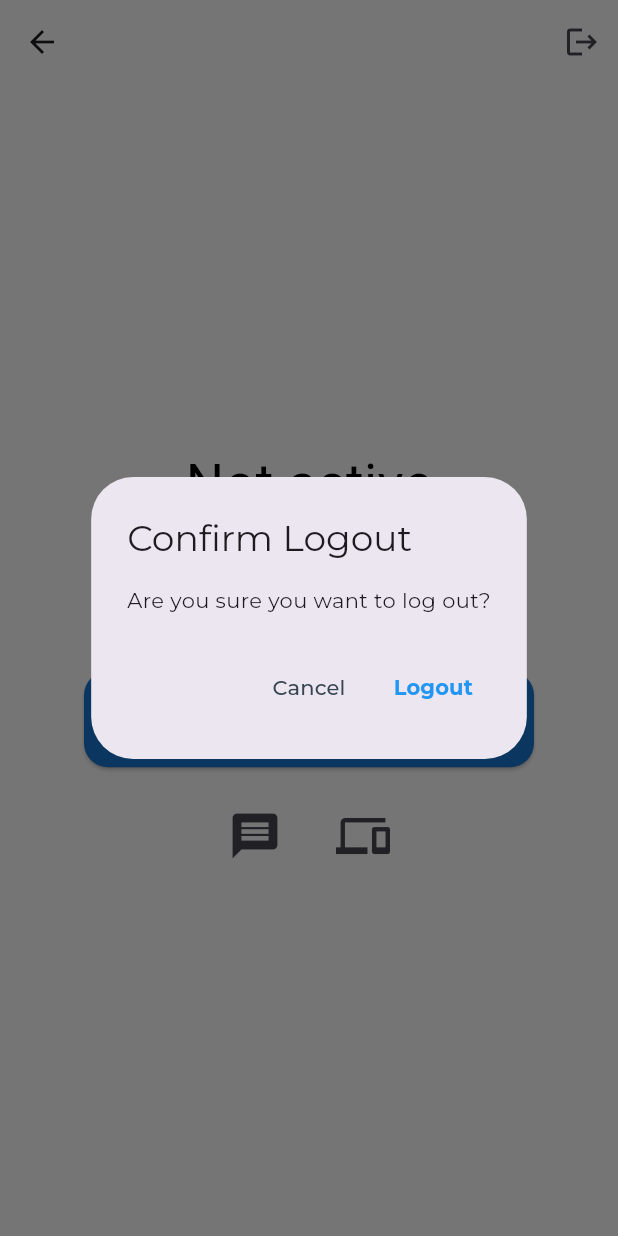
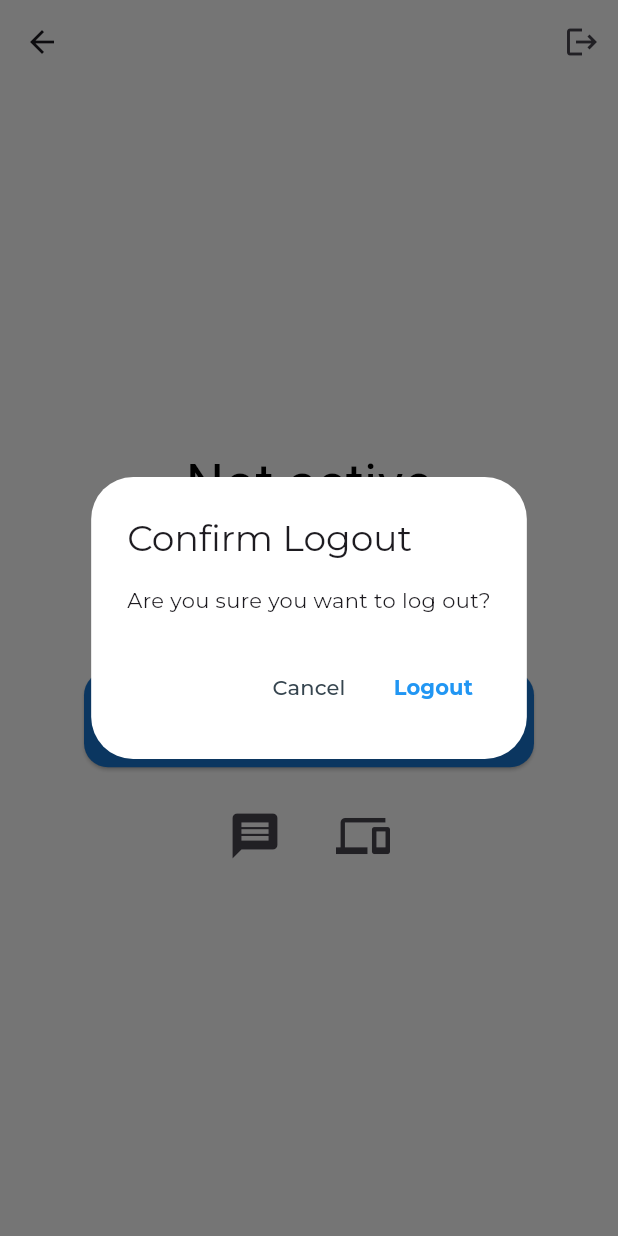
Before and after one commit to 1Muhammed-Shibili/zini-pay, a Flutter app: the HomePage screen opened directly, after a tap on "Start", after a tap on "Stop", after a tap on the "logout" icon, on a phone screen of 412 x 824 dp. Run offline on Flutter 3.47's test engine with Material 3 defaults, Android fonts, the light colour scheme and no system bars; our stand-ins replace connectivity_plus, flutter_local_notifications, flutter_svg, get, google_fonts, permission_handler and 1 more; missing offline and left inert: workmanager; accounts and stored records are empty; Roboto replaces fonts that are missing (Acme).

Commit message:
final commit

```diff
--- a/lib/controllers/logout_controller.dart
+++ b/lib/controllers/logout_controller.dart
@@ -7,6 +7,7 @@ import 'package:zini_pay/pages/login_page/login_page.dart';
 Future<void> logout() async {
   final shouldLogout = await Get.dialog<bool>(
     AlertDialog(
+      backgroundColor: Colors.white,
       title: Text(
         'Confirm Logout',
         style: GoogleFonts.montserrat(),
--- a/lib/controllers/notification_controller.dart
+++ b/lib/controllers/notification_controller.dart
@@ -1,47 +1,68 @@
 import 'package:flutter_local_notifications/flutter_local_notifications.dart';
+import 'package:permission_handler/permission_handler.dart';
 
 class NotificationService {
-  static final FlutterLocalNotificationsPlugin
-      _flutterLocalNotificationsPlugin = FlutterLocalNotificationsPlugin();
+  static final FlutterLocalNotificationsPlugin _notifications =
+      FlutterLocalNotificationsPlugin();
 
-  // Initialize notifications
-  static Future<void> initialize() async {
+  Future<void> initNotification() async {
     const AndroidInitializationSettings initializationSettingsAndroid =
         AndroidInitializationSettings('@mipmap/ic_launcher');
 
-    final InitializationSettings initializationSettings =
-        InitializationSettings(android: initializationSettingsAndroid);
+    const InitializationSettings initializationSettings =
+        InitializationSettings(
+      android: initializationSettingsAndroid,
+    );
 
-    await _flutterLocalNotificationsPlugin.initialize(initializationSettings);
+    await _notifications.initialize(initializationSettings);
+
+    if (await Permission.notification.isDenied) {
+      await Permission.notification.request();
+    }
   }
 
-  // Show persistent notification
-  static Future<void> showPersistentNotification() async {
+  Future<void> showNotification({
+    required String title,
+    required String body,
+  }) async {
     const AndroidNotificationDetails androidPlatformChannelSpecifics =
         AndroidNotificationDetails(
-      'persistent_channel_id', // Channel ID
-      'Persistent Notifications', // Channel name
-      channelDescription: 'This channel is used for persistent notifications',
+      'sync_channel_id',
+      'Background Sync',
       importance: Importance.max,
       priority: Priority.high,
-      ongoing: true, // This makes the notification persistent
-      visibility: NotificationVisibility.public,
+      showWhen: true,
+      ongoing: true,
+      autoCancel: false,
     );
 
     const NotificationDetails platformChannelSpecifics =
         NotificationDetails(android: androidPlatformChannelSpecifics);
 
-    await _flutterLocalNotificationsPlugin.show(
-      0, // Notification ID
-      'App Running', // Notification title
-      'Your app is running in the background', // Notification body
-      platformChannelSpecifics,
-    );
+    await _notifications.show(0, title, body, platformChannelSpecifics);
   }
 
-  // Remove persistent notification
-  static Future<void> removeNotification() async {
-    await _flutterLocalNotificationsPlugin
-        .cancel(0); // Cancel notification by ID
+  Future<void> stopNotification({
+    required String title,
+    required String body,
+  }) async {
+    const AndroidNotificationDetails androidPlatformChannelSpecifics =
+        AndroidNotificationDetails(
+      'sync_channel_id',
+      'Background Sync',
+      importance: Importance.max,
+      priority: Priority.high,
+      showWhen: true,
+      autoCancel: false,
+    );
+
+    const NotificationDetails platformChannelSpecifics =
+        NotificationDetails(android: androidPlatformChannelSpecifics);
+
+    await _notifications.show(0, title, body, platformChannelSpecifics);
+  }
+
+  Future<void> cancelNotification() async {
+    await _notifications.cancel(0);
   }
 }
--- a/lib/controllers/sms_controller.dart
+++ b/lib/controllers/sms_controller.dart
@@ -3,7 +3,7 @@ import 'package:http/http.dart' as http;
 import 'package:get/get.dart';
 import 'package:connectivity_plus/connectivity_plus.dart';
 import 'package:flutter_local_notifications/flutter_local_notifications.dart';
-import 'package:workmanager/workmanager.dart';
+import 'package:zini_pay/controllers/notification_controller.dart';
 
 class SmsSyncController extends GetxController {
   var isSyncing = false.obs;
@@ -23,44 +23,38 @@ class SmsSyncController extends GetxController {
 
   void _initializeNotifications() async {
     const AndroidInitializationSettings initializationSettingsAndroid =
-        AndroidInitializationSettings(
-            'app_icon'); // Ensure you have an icon named 'app_icon'
+        AndroidInitializationSettings('app_icon');
     const InitializationSettings initializationSettings =
         InitializationSettings(android: initializationSettingsAndroid);
 
     await flutterLocalNotificationsPlugin.initialize(initializationSettings);
   }
 
-  // Start syncing SMS messages
-  void startSyncing() {
+  void startSyncing() async {
     if (!isConnected.value) {
-      Get.snackbar('No Internet',
-          'Cannot start syncing without an internet connection.');
-      return; // Exit if not connected
+      NotificationService().showNotification(
+        title: 'Sync Error',
+        body: 'Cannot start syncing while offline.',
+      );
+      return;
     }
 
     isSyncing.value = true;
-    isSyncStarted.value = true; // Set to true when syncing starts
-    Get.snackbar('Syncing', 'Started syncing SMS messages in the background.');
-    _showNotification('SMS Sync', 'Syncing SMS messages in the background.');
 
-    // Schedule background sync using WorkManager
-    Workmanager().registerPeriodicTask(
-      'smsSyncTask', // Unique name for this task
-      'smsSyncTask', // Task name
-      frequency: const Duration(minutes: 15), // Sync every 15 minutes
+    NotificationService().showNotification(
+      title: 'Sync in Progress',
+      body: 'SMS syncing is ongoing.',
     );
   }
 
-  // Stop syncing SMS messages
   void stopSyncing() {
     isSyncing.value = false;
-    isSyncStarted.value = false;
-    Get.snackbar('Syncing', 'Stopped syncing SMS messages.');
 
-    // Cancel the persistent notification and background task
-    flutterLocalNotificationsPlugin.cancel(0);
-    Workmanager().cancelAll();
+    NotificationService().cancelNotification();
+    NotificationService().stopNotification(
+      title: 'Sync Stopped',
+      body: 'SMS syncing has been stopped.',
+    );
   }
 
   Future<void> syncSms(String message, String from, String timestamp) async {
@@ -100,7 +94,6 @@ class SmsSyncController extends GetxController {
     }
   }
 
-  // View all messages
   Future<void> fetchMessages() async {
     const url = 'https://demo.zinipay.com/sms';
 
@@ -123,7 +116,6 @@ class SmsSyncController extends GetxController {
     }
   }
 
-  // View all devices or login credentials
   Future<void> fetchDevices() async {
     const url = 'https://demo.zinipay.com/devices';
 
@@ -146,7 +138,6 @@ class SmsSyncController extends GetxController {
     }
   }
 
-  // Persistent notification
   Future<void> _showNotification(String title, String body) async {
     const AndroidNotificationDetails androidPlatformChannelSpecifics =
         AndroidNotificationDetails('your_channel_id', 'your_channel_name',
--- a/lib/pages/home_page/home_page.dart
+++ b/lib/pages/home_page/home_page.dart
@@ -41,7 +41,6 @@ class HomePage extends StatelessWidget {
             HomePageWidgets.buildMessageAndDeviceButtons(
                 controller, bottomSheetCustom),
             const SizedBox(height: 10),
-            HomePageWidgets.buildSyncStoppedMessage(controller),
           ],
         ),
       ),
--- a/lib/pages/home_page/widgets/bottom_sheet.dart
+++ b/lib/pages/home_page/widgets/bottom_sheet.dart
@@ -10,9 +10,7 @@ class BottomSheetCustom extends StatelessWidget {
 
   BottomSheetCustom({super.key});
 
-  // Show messages bottom sheet
   void _showMessagesBottomSheet() {
-    // Show loading while fetching messages
     controller.fetchMessages().then((_) {
       Get.bottomSheet(
         Container(
@@ -61,7 +59,6 @@ class BottomSheetCustom extends StatelessWidget {
                   ],
                 ),
               ),
-              // Close button with opacity
               Positioned(
                 right: 0,
                 bottom: 10,
@@ -86,9 +83,7 @@ class BottomSheetCustom extends StatelessWidget {
     });
   }
 
-  // Show devices bottom sheet
   void _showDevicesBottomSheet() {
-    // Show loading while fetching devices
     controller.fetchDevices().then((_) {
       Get.bottomSheet(
         Container(
--- a/lib/pages/home_page/widgets/custom_widget.dart
+++ b/lib/pages/home_page/widgets/custom_widget.dart
@@ -6,7 +6,6 @@ import 'package:zini_pay/controllers/sms_controller.dart';
 import 'package:zini_pay/pages/home_page/widgets/bottom_sheet.dart';
 
 class HomePageWidgets {
-  // Status Indicator Widget
   static Widget buildStatusIndicator(SmsSyncController controller) {
     return Obx(() {
       if (controller.isSyncing.value) {
@@ -21,7 +20,6 @@ class HomePageWidgets {
     });
   }
 
-  // Sync Status Text Widget
   static Widget buildSyncStatusText(SmsSyncController controller) {
     return Obx(() => Text(
           controller.isSyncing.value ? 'Active' : 'Not active',
@@ -35,15 +33,14 @@ class HomePageWidgets {
         ));
   }
 
-  // Sync Button Widget
   static Widget buildSyncButton(SmsSyncController controller) {
     return Obx(
       () => ElevatedButton(
         onPressed: controller.isSyncing.value
-            ? controller.stopSyncing // Stop syncing if active
-            : controller.startSyncing, // Start syncing if not active
+            ? controller.stopSyncing
+            : controller.startSyncing,
         style: ElevatedButton.styleFrom(
-          backgroundColor: const Color(0xFF1976D2), // Button color
+          backgroundColor: const Color(0xFF1976D2),
           fixedSize: const Size(300, 64),
           shape: RoundedRectangleBorder(
             borderRadius: BorderRadius.circular(16),
@@ -63,7 +60,6 @@ class HomePageWidgets {
     );
   }
 
-  // Message and Device Buttons Widget
   static Widget buildMessageAndDeviceButtons(
       SmsSyncController controller, BottomSheetCustom bottomSheetCustom) {
     return Obx(() {
@@ -86,64 +82,4 @@ class HomePageWidgets {
       return const SizedBox.shrink();
     });
   }
-
-  // Sync Stopped Message Widget
-  static Widget buildSyncStoppedMessage(SmsSyncController controller) {
-    return Obx(() {
-      if (!controller.isSyncing.value && controller.isSyncStarted.value) {
-        return Text(
-          'SMS syncing has stopped due to no internet connection.',
-          style: TextStyle(color: Colors.red),
-        );
-      }
-      return const SizedBox.shrink();
-    });
-  }
-
-  // static void showOfflineDialog() {
-  //   Get.dialog(
-  //     Dialog(
-  //       backgroundColor: Colors.transparent, // Makes background transparent
-  //       insetPadding: EdgeInsets.all(0), // Adjust padding
-  //       child: Stack(
-  //         children: [
-  //           Positioned(
-  //             top: Get.height * 0.8, // Position it near the bottom
-  //             left: 0,
-  //             right: 0,
-  //             child: Container(
-  //               margin: EdgeInsets.symmetric(horizontal: 20),
-  //               padding: EdgeInsets.all(20),
-  //               decoration: BoxDecoration(
-  //                 color: Colors.black.withOpacity(0.7), // Semi-transparent
-  //                 borderRadius: BorderRadius.circular(16),
-  //               ),
-  //               child: Row(
-  //                 mainAxisAlignment: MainAxisAlignment.center,
-  //                 children: [
-  //                   Icon(
-  //                     Icons.wifi_off,
-  //                     color: Colors.white,
-  //                     size: 36,
-  //                   ),
-  //                   SizedBox(width: 10),
-  //                   Text(
-  //                     'No internet connection!',
-  //                     style: TextStyle(
-  //                       color: Colors.white,
-  //                       fontSize: 18,
-  //                       fontWeight: FontWeight.bold,
-  //                     ),
-  //                   ),
-  //                 ],
-  //               ),
-  //             ),
-  //           ),
-  //         ],
-  //       ),
-  //     ),
-  //     barrierDismissible:
-  //         true, // Allows the dialog to be dismissed by tapping outside
-  //   );
-  // }
 }
```
Also changed, not shown: lib/main.dart (+16 -2 lines), 1 other file.
